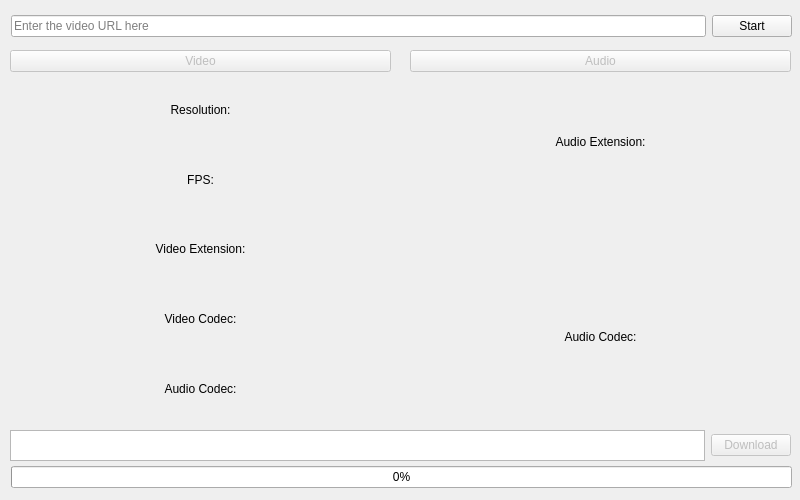
Qt form yt-dlp.ui (JulianDominic/Python-yt-dlp) before a commit.
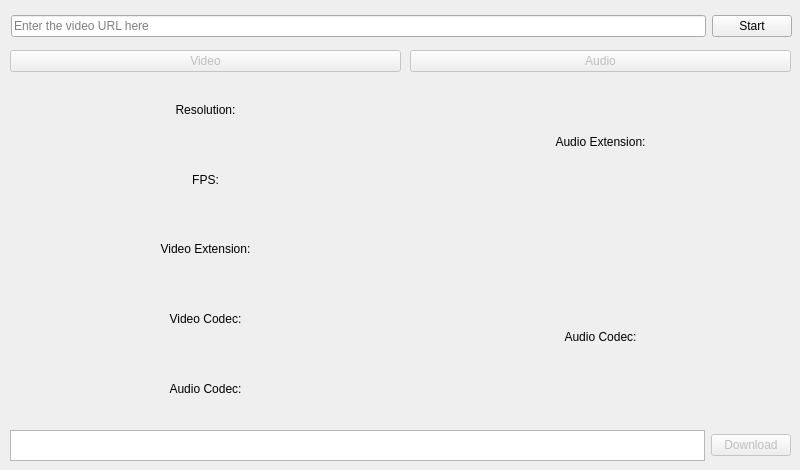
The same form after that commit.

Commit message: Fully working GUI. TODO: Progress Bar

Patch:
```diff
--- a/yt-dlp.ui
+++ b/yt-dlp.ui
@@ -13,19 +13,19 @@
     <x>0</x>
     <y>0</y>
     <width>800</width>
-    <height>500</height>
+    <height>470</height>
    </rect>
   </property>
   <property name="minimumSize">
    <size>
     <width>800</width>
-    <height>500</height>
+    <height>470</height>
    </size>
   </property>
   <property name="maximumSize">
    <size>
     <width>800</width>
-    <height>500</height>
+    <height>470</height>
    </size>
   </property>
   <property name="windowTitle">
@@ -97,7 +97,7 @@
     </item>
    </layout>
   </widget>
-  <widget class="QWidget" name="">
+  <widget class="QWidget" name="layoutWidget">
    <property name="geometry">
     <rect>
      <x>11</x>
@@ -123,31 +123,12 @@
     </item>
    </layout>
   </widget>
-  <widget class="QWidget" name="">
-   <property name="geometry">
-    <rect>
-     <x>11</x>
-     <y>464</y>
-     <width>781</width>
-     <height>26</height>
-    </rect>
-   </property>
-   <layout class="QHBoxLayout" name="bottom_hlayout">
-    <item>
-     <widget class="QProgressBar" name="progress_bar">
-      <property name="value">
-       <number>0</number>
-      </property>
-     </widget>
-    </item>
-   </layout>
-  </widget>
-  <widget class="QWidget" name="">
+  <widget class="QWidget" name="layoutWidget">
    <property name="geometry">
     <rect>
      <x>10</x>
      <y>50</y>
-     <width>381</width>
+     <width>391</width>
      <height>371</height>
     </rect>
    </property>
@@ -238,7 +219,7 @@
     </item>
    </layout>
   </widget>
-  <widget class="QWidget" name="">
+  <widget class="QWidget" name="layoutWidget">
    <property name="geometry">
     <rect>
      <x>10</x>
```
Left out of the diff: 2 changed lines with no effect on the pictures. The commit also changes 2 other files.
